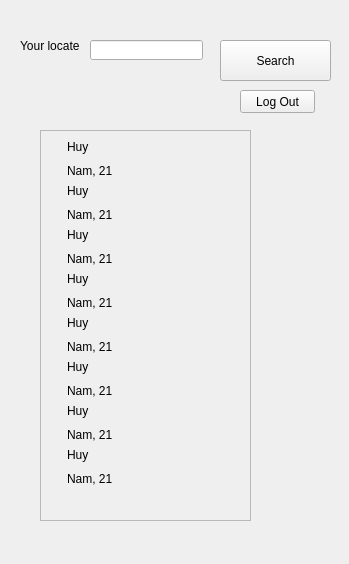
This is mainwindow.ui in huydang2k/LocationShareClient as Qt 5 draws it before an edit. The edited form follows.
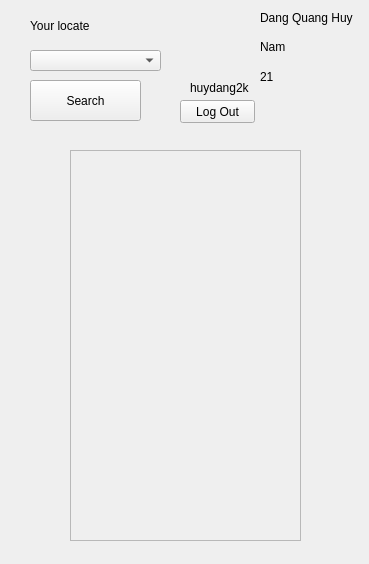
This is the edited form. Icons and pictures are not drawn.

Diff of the .ui file:
```diff
--- a/mainwindow.ui
+++ b/mainwindow.ui
@@ -6,7 +6,7 @@
    <rect>
     <x>0</x>
     <y>0</y>
-    <width>349</width>
+    <width>369</width>
     <height>564</height>
    </rect>
   </property>
@@ -16,8 +16,8 @@
   <widget class="QPushButton" name="pushButton_2">
    <property name="geometry">
     <rect>
-     <x>240</x>
-     <y>90</y>
+     <x>180</x>
+     <y>100</y>
      <width>75</width>
      <height>23</height>
     </rect>
@@ -29,8 +29,8 @@
   <widget class="QPushButton" name="pushButton">
    <property name="geometry">
     <rect>
-     <x>220</x>
-     <y>40</y>
+     <x>30</x>
+     <y>80</y>
      <width>111</width>
      <height>41</height>
     </rect>
@@ -42,8 +42,8 @@
   <widget class="QLabel" name="label_2">
    <property name="geometry">
     <rect>
-     <x>20</x>
-     <y>30</y>
+     <x>30</x>
+     <y>10</y>
      <width>81</width>
      <height>31</height>
     </rect>
@@ -52,22 +52,22 @@
     <string>Your locate</string>
    </property>
   </widget>
-  <widget class="QLineEdit" name="lineEdit">
+  <widget class="QComboBox" name="comboBox">
    <property name="geometry">
     <rect>
-     <x>90</x>
-     <y>40</y>
-     <width>113</width>
-     <height>20</height>
+     <x>30</x>
+     <y>50</y>
+     <width>131</width>
+     <height>21</height>
     </rect>
    </property>
   </widget>
   <widget class="QScrollArea" name="scrollArea">
    <property name="geometry">
     <rect>
-     <x>40</x>
-     <y>130</y>
-     <width>211</width>
+     <x>70</x>
+     <y>150</y>
+     <width>231</width>
      <height>391</height>
     </rect>
    </property>
@@ -79,348 +79,80 @@
      <rect>
       <x>0</x>
       <y>0</y>
-      <width>122</width>
-      <height>492</height>
+      <width>229</width>
+      <height>389</height>
      </rect>
     </property>
-    <property name="sizePolicy">
-     <sizepolicy hsizetype="Fixed" vsizetype="Fixed">
-      <horstretch>0</horstretch>
-      <verstretch>0</verstretch>
-     </sizepolicy>
-    </property>
-    <layout class="QVBoxLayout" name="verticalLayout">
-     <item>
-      <layout class="QHBoxLayout" name="horizontalLayout_2">
-       <property name="spacing">
-        <number>10</number>
-       </property>
-       <item>
-        <widget class="QLabel" name="label_4">
-         <property name="sizePolicy">
-          <sizepolicy hsizetype="Fixed" vsizetype="Fixed">
-           <horstretch>0</horstretch>
-           <verstretch>0</verstretch>
-          </sizepolicy>
-         </property>
-         <property name="text">
-          <string/>
-         </property>
-         <property name="pixmap">
-          <pixmap>ava.png</pixmap>
-         </property>
-        </widget>
-       </item>
-       <item>
-        <layout class="QVBoxLayout" name="verticalLayout_2">
-         <item>
-          <widget class="QLabel" name="label">
-           <property name="text">
-            <string>Huy</string>
-           </property>
-          </widget>
-         </item>
-         <item>
-          <widget class="QLabel" name="label_3">
-           <property name="text">
-            <string>Nam, 21</string>
-           </property>
-          </widget>
-         </item>
-        </layout>
-       </item>
-      </layout>
-     </item>
-     <item>
-      <layout class="QHBoxLayout" name="horizontalLayout_3">
-       <property name="spacing">
-        <number>10</number>
-       </property>
-       <item>
-        <widget class="QLabel" name="label_5">
-         <property name="sizePolicy">
-          <sizepolicy hsizetype="Fixed" vsizetype="Fixed">
-           <horstretch>0</horstretch>
-           <verstretch>0</verstretch>
-          </sizepolicy>
-         </property>
-         <property name="text">
-          <string/>
-         </property>
-         <property name="pixmap">
-          <pixmap>ava.png</pixmap>
-         </property>
-        </widget>
-       </item>
-       <item>
-        <layout class="QVBoxLayout" name="verticalLayout_3">
-         <item>
-          <widget class="QLabel" name="label_6">
-           <property name="text">
-            <string>Huy</string>
-           </property>
-          </widget>
-         </item>
-         <item>
-          <widget class="QLabel" name="label_7">
-           <property name="text">
-            <string>Nam, 21</string>
-           </property>
-          </widget>
-         </item>
-        </layout>
-       </item>
-      </layout>
-     </item>
-     <item>
-      <layout class="QHBoxLayout" name="horizontalLayout_4">
-       <property name="spacing">
-        <number>10</number>
-       </property>
-       <item>
-        <widget class="QLabel" name="label_8">
-         <property name="sizePolicy">
-          <sizepolicy hsizetype="Fixed" vsizetype="Fixed">
-           <horstretch>0</horstretch>
-           <verstretch>0</verstretch>
-          </sizepolicy>
-         </property>
-         <property name="text">
-          <string/>
-         </property>
-         <property name="pixmap">
-          <pixmap>ava.png</pixmap>
-         </property>
-        </widget>
-       </item>
-       <item>
-        <layout class="QVBoxLayout" name="verticalLayout_4">
-         <item>
-          <widget class="QLabel" name="label_9">
-           <property name="text">
-            <string>Huy</string>
-           </property>
-          </widget>
-         </item>
-         <item>
-          <widget class="QLabel" name="label_10">
-           <property name="text">
-            <string>Nam, 21</string>
-           </property>
-          </widget>
-         </item>
-        </layout>
-       </item>
-      </layout>
-     </item>
-     <item>
-      <layout class="QHBoxLayout" name="horizontalLayout_5">
-       <property name="spacing">
-        <number>10</number>
-       </property>
-       <item>
-        <widget class="QLabel" name="label_11">
-         <property name="sizePolicy">
-          <sizepolicy hsizetype="Fixed" vsizetype="Fixed">
-           <horstretch>0</horstretch>
-           <verstretch>0</verstretch>
-          </sizepolicy>
-         </property>
-         <property name="text">
-          <string/>
-         </property>
-         <property name="pixmap">
-          <pixmap>ava.png</pixmap>
-         </property>
-        </widget>
-       </item>
-       <item>
-        <layout class="QVBoxLayout" name="verticalLayout_5">
-         <item>
-          <widget class="QLabel" name="label_12">
-           <property name="text">
-            <string>Huy</string>
-           </property>
-          </widget>
-         </item>
-         <item>
-          <widget class="QLabel" name="label_13">
-           <property name="text">
-            <string>Nam, 21</string>
-           </property>
-          </widget>
-         </item>
-        </layout>
-       </item>
-      </layout>
-     </item>
-     <item>
-      <layout class="QHBoxLayout" name="horizontalLayout_6">
-       <property name="spacing">
-        <number>10</number>
-       </property>
-       <item>
-        <widget class="QLabel" name="label_14">
-         <property name="sizePolicy">
-          <sizepolicy hsizetype="Fixed" vsizetype="Fixed">
-           <horstretch>0</horstretch>
-           <verstretch>0</verstretch>
-          </sizepolicy>
-         </property>
-         <property name="text">
-          <string/>
-         </property>
-         <property name="pixmap">
-          <pixmap>ava.png</pixmap>
-         </property>
-        </widget>
-       </item>
-       <item>
-        <layout class="QVBoxLayout" name="verticalLayout_6">
-         <item>
-          <widget class="QLabel" name="label_15">
-           <property name="text">
-            <string>Huy</string>
-           </property>
-          </widget>
-         </item>
-         <item>
-          <widget class="QLabel" name="label_16">
-           <property name="text">
-            <string>Nam, 21</string>
-           </property>
-          </widget>
-         </item>
-        </layout>
-       </item>
-      </layout>
-     </item>
-     <item>
-      <layout class="QHBoxLayout" name="horizontalLayout_7">
-       <property name="spacing">
-        <number>10</number>
-       </property>
-       <item>
-        <widget class="QLabel" name="label_17">
-         <property name="sizePolicy">
-          <sizepolicy hsizetype="Fixed" vsizetype="Fixed">
-           <horstretch>0</horstretch>
-           <verstretch>0</verstretch>
-          </sizepolicy>
-         </property>
-         <property name="text">
-          <string/>
-         </property>
-         <property name="pixmap">
-          <pixmap>ava.png</pixmap>
-         </property>
-        </widget>
-       </item>
-       <item>
-        <layout class="QVBoxLayout" name="verticalLayout_7">
-         <item>
-          <widget class="QLabel" name="label_18">
-           <property name="text">
-            <string>Huy</string>
-           </property>
-          </widget>
-         </item>
-         <item>
-          <widget class="QLabel" name="label_19">
-           <property name="text">
-            <string>Nam, 21</string>
-           </property>
-          </widget>
-         </item>
-        </layout>
-       </item>
-      </layout>
-     </item>
-     <item>
-      <layout class="QHBoxLayout" name="horizontalLayout_8">
-       <property name="spacing">
-        <number>10</number>
-       </property>
-       <item>
-        <widget class="QLabel" name="label_20">
-         <property name="sizePolicy">
-          <sizepolicy hsizetype="Fixed" vsizetype="Fixed">
-           <horstretch>0</horstretch>
-           <verstretch>0</verstretch>
-          </sizepolicy>
-         </property>
-         <property name="text">
-          <string/>
-         </property>
-         <property name="pixmap">
-          <pixmap>ava.png</pixmap>
-         </property>
-        </widget>
-       </item>
-       <item>
-        <layout class="QVBoxLayout" name="verticalLayout_8">
-         <item>
-          <widget class="QLabel" name="label_21">
-           <property name="text">
-            <string>Huy</string>
-           </property>
-          </widget>
-         </item>
-         <item>
-          <widget class="QLabel" name="label_22">
-           <property name="text">
-            <string>Nam, 21</string>
-           </property>
-          </widget>
-         </item>
-        </layout>
-       </item>
-      </layout>
-     </item>
-     <item>
-      <layout class="QHBoxLayout" name="horizontalLayout_9">
-       <property name="spacing">
-        <number>10</number>
-       </property>
-       <item>
-        <widget class="QLabel" name="label_23">
-         <property name="sizePolicy">
-          <sizepolicy hsizetype="Fixed" vsizetype="Fixed">
-           <horstretch>0</horstretch>
-           <verstretch>0</verstretch>
-          </sizepolicy>
-         </property>
-         <property name="text">
-          <string/>
-         </property>
-         <property name="pixmap">
-          <pixmap>ava.png</pixmap>
-         </property>
-        </widget>
-       </item>
-       <item>
-        <layout class="QVBoxLayout" name="verticalLayout_9">
-         <item>
-          <widget class="QLabel" name="label_24">
-           <property name="text">
-            <string>Huy</string>
-           </property>
-          </widget>
-         </item>
-         <item>
-          <widget class="QLabel" name="label_25">
-           <property name="text">
-            <string>Nam, 21</string>
-           </property>
-          </widget>
-         </item>
-        </layout>
-       </item>
-      </layout>
-     </item>
-    </layout>
    </widget>
   </widget>
+  <widget class="QLabel" name="label">
+   <property name="geometry">
+    <rect>
+     <x>260</x>
+     <y>10</y>
+     <width>101</width>
+     <height>16</height>
+    </rect>
+   </property>
+   <property name="text">
+    <string>Dang Quang Huy</string>
+   </property>
+  </widget>
+  <widget class="QLabel" name="label_3">
+   <property name="geometry">
+    <rect>
+     <x>260</x>
+     <y>40</y>
+     <width>47</width>
+     <height>13</height>
+    </rect>
+   </property>
+   <property name="text">
+    <string>Nam</string>
+   </property>
+  </widget>
+  <widget class="QLabel" name="label_4">
+   <property name="geometry">
+    <rect>
+     <x>190</x>
+     <y>80</y>
+     <width>91</width>
+     <height>16</height>
+    </rect>
+   </property>
+   <property name="text">
+    <string>huydang2k</string>
+   </property>
+  </widget>
+  <widget class="QLabel" name="label_5">
+   <property name="geometry">
+    <rect>
+     <x>190</x>
+     <y>20</y>
+     <width>51</width>
+     <height>51</height>
+    </rect>
+   </property>
+   <property name="text">
+    <string/>
+   </property>
+   <property name="pixmap">
+    <pixmap>ava.png</pixmap>
+   </property>
+  </widget>
+  <widget class="QLabel" name="label_6">
+   <property name="geometry">
+    <rect>
+     <x>260</x>
+     <y>70</y>
+     <width>47</width>
+     <height>13</height>
+    </rect>
+   </property>
+   <property name="text">
+    <string>21</string>
+   </property>
+  </widget>
  </widget>
  <resources>
   <include location="img.qrc"/>
```
